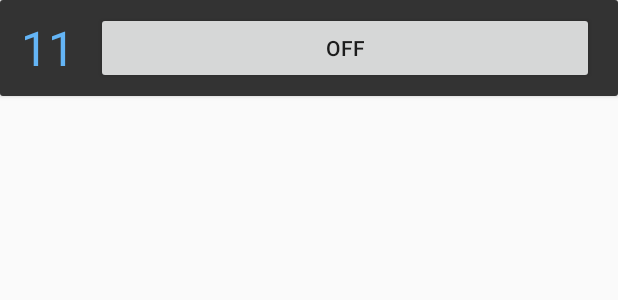
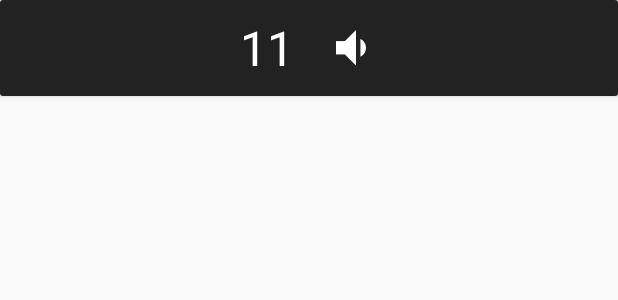
Before and after one commit to simmlemming/volume, an Android app: the layout widget.xml on its own in the app's theme, with its tools: preview values and no code run, on a phone screen of 412 x 824 dp. Shown: the top 300 px of the screen. Run offline under Robolectric (Android 15) with nearby library versions, the phone set to English and light mode, and no system bars.

Commit message:
Widget looks better.

```diff
--- a/app/src/main/java/org/volume/widget/VolumeWidgetProvider.java
+++ b/app/src/main/java/org/volume/widget/VolumeWidgetProvider.java
@@ -29,7 +29,7 @@ public class VolumeWidgetProvider extends AppWidgetProvider {
         RemoteViews views = new RemoteViews(context.getPackageName(), R.layout.widget);
 
         views.setOnClickPendingIntent(R.id.start_stop, isActive ? intentToStopManagingVolume(context) : intentToStartManagingVolume(context));
-        views.setTextViewText(R.id.start_stop, isActive ? context.getString(R.string.off) : context.getString(R.string.on));
+        views.setImageViewResource(R.id.start_stop, isActive ? R.drawable.ic_on : R.drawable.ic_off);
 
         int textColor = isActive ? R.color.text_state_active : R.color.text_state_passive;
         views.setTextColor(R.id.level, context.getResources().getColor(textColor));
--- /dev/null
+++ b/app/src/main/res/drawable/transparent_with_feedback.xml
@@ -0,0 +1,5 @@
+<?xml version="1.0" encoding="utf-8"?>
+<ripple xmlns:android="http://schemas.android.com/apk/res/android"
+    android:color="@color/ripple_material_dark">
+
+</ripple>
--- a/app/src/main/res/drawable/widget_background.xml
+++ b/app/src/main/res/drawable/widget_background.xml
@@ -1,7 +1,7 @@
 <?xml version="1.0" encoding="utf-8"?>
 <shape xmlns:android="http://schemas.android.com/apk/res/android"
     android:shape="rectangle">
-    <solid android:color="#333333" />
+    <solid android:color="#222222" />
     <corners android:radius="2dp" />
 
 </shape>
--- a/app/src/main/res/layout/widget.xml
+++ b/app/src/main/res/layout/widget.xml
@@ -4,27 +4,27 @@
     android:layout_width="match_parent"
     android:layout_height="wrap_content"
     android:background="@drawable/widget_background"
-    android:gravity="left|center_vertical"
     android:elevation="2dp"
+    android:gravity="center"
     android:orientation="horizontal"
     android:padding="8dp">
 
     <TextView
         android:id="@+id/level"
         android:layout_width="wrap_content"
-        android:layout_height="wrap_content"
+        android:layout_height="48dp"
+        android:layout_marginRight="4dp"
         android:gravity="center"
         android:minWidth="48dp"
-        android:text="-"
         android:textColor="@color/text_state_active"
         android:textSize="32sp"
         tools:text="11" />
 
-    <Button
+    <ImageButton
         android:id="@+id/start_stop"
-        android:layout_width="match_parent"
-        android:layout_height="wrap_content"
-        android:layout_marginLeft="8dp"
-        android:layout_marginRight="8dp"
-        android:text="OFF" />
+        android:layout_width="48dp"
+        android:layout_height="48dp"
+        android:layout_marginLeft="4dp"
+        android:background="@drawable/transparent_with_feedback"
+        android:src="@drawable/ic_on" />
 </LinearLayout>
--- a/app/src/main/res/values/colors.xml
+++ b/app/src/main/res/values/colors.xml
@@ -3,7 +3,7 @@
     <color name="colorPrimary">#607D8B</color>
     <color name="colorPrimaryDark">#455A64</color>
     <color name="colorAccent">#FF5722</color>
-    <color name="text_state_active">#64B5F6</color>
-    <color name="text_state_passive">#E0E0E0</color>
+    <color name="text_state_active">#FFFFFF</color>
+    <color name="text_state_passive">#979797</color>
 
 </resources>
```
Also changed, not shown: app/src/main/res/drawable-hdpi/ic_off.png (added), app/src/main/res/drawable-hdpi/ic_on.png (added), app/src/main/res/drawable-ldpi/ic_off.png (added), app/src/main/res/drawable-ldpi/ic_on.png (added), app/src/main/res/drawable-mdpi/ic_off.png (added), app/src/main/res/drawable-mdpi/ic_on.png (added), app/src/main/res/drawable-xhdpi/ic_off.png (added), app/src/main/res/drawable-xhdpi/ic_on.png (added), app/src/main/res/drawable-xxhdpi/ic_off.png (added), app/src/main/res/drawable-xxhdpi/ic_on.png (added), app/src/main/res/drawable-xxxhdpi/ic_off.png (added), app/src/main/res/drawable-xxxhdpi/ic_on.png (added), 1 other file.
